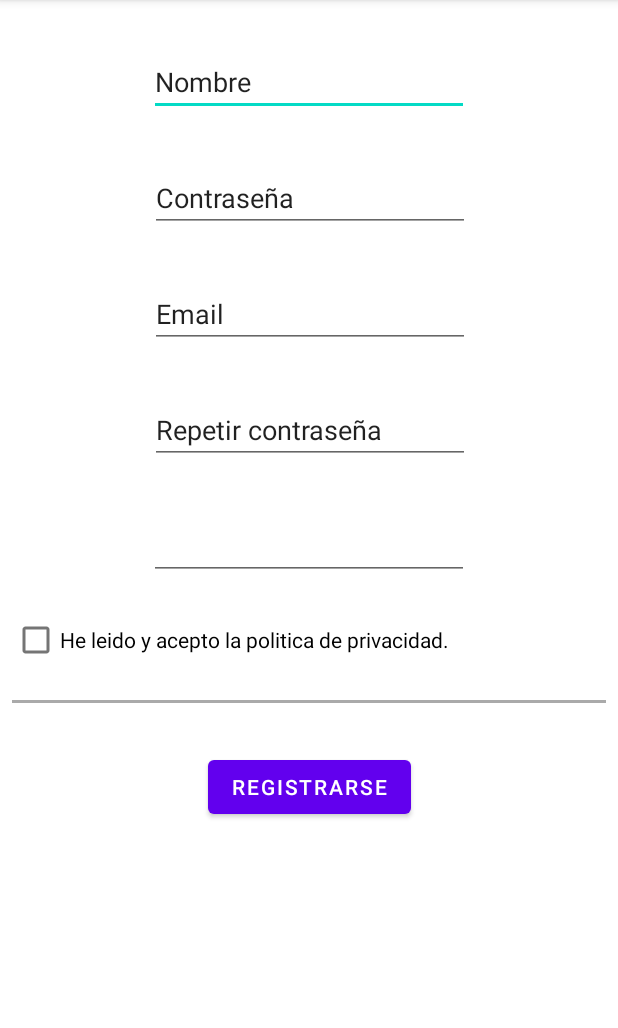
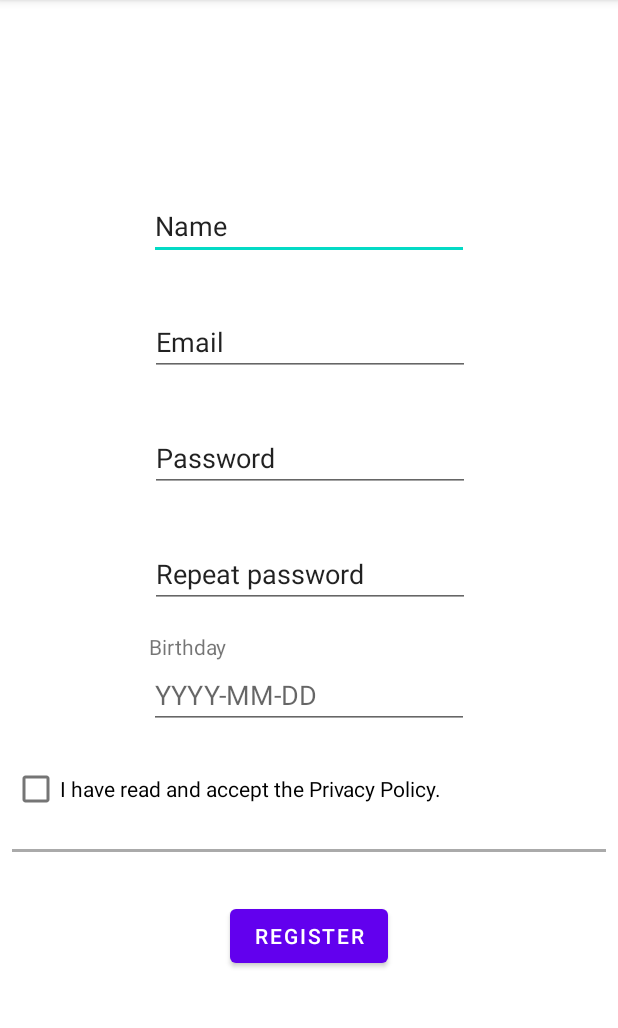
Before and after one commit to anton-gendra/plant-planner, an Android app: the RegisterActivity screen opened directly, with no data from a screen before it, on a phone screen of 412 x 824 dp, the part 84-1112 px from its top. Run offline under Robolectric (Android 15) with nearby library versions, the phone set to English and light mode, and no system bars.

Commit message:
Acabados login y register

```diff
--- a/app/src/main/res/layout/activity_register.xml
+++ b/app/src/main/res/layout/activity_register.xml
@@ -12,7 +12,7 @@
         android:layout_height="wrap_content"
         android:layout_marginStart="8dp"
         android:layout_marginLeft="8dp"
-        android:layout_marginTop="32dp"
+        android:layout_marginTop="128dp"
         android:layout_marginEnd="8dp"
         android:layout_marginRight="8dp"
         android:ems="10"
@@ -33,7 +33,7 @@
         android:layout_marginRight="8dp"
         android:ems="10"
         android:inputType="textEmailAddress"
-        android:text="@string/email_label"
+        android:text="@string/password_label"
         app:layout_constraintEnd_toEndOf="parent"
         app:layout_constraintHorizontal_bias="0.502"
         app:layout_constraintStart_toStartOf="parent"
@@ -50,7 +50,7 @@
         android:layout_marginRight="8dp"
         android:ems="10"
         android:inputType="textPersonName"
-        android:text="@string/password_label"
+        android:text="@string/email_label"
         app:layout_constraintEnd_toEndOf="parent"
         app:layout_constraintHorizontal_bias="0.502"
         app:layout_constraintStart_toStartOf="parent"
@@ -79,15 +79,14 @@
         android:layout_height="wrap_content"
         android:layout_marginStart="8dp"
         android:layout_marginLeft="8dp"
-        android:layout_marginTop="32dp"
         android:layout_marginEnd="8dp"
         android:layout_marginRight="8dp"
         android:ems="10"
+        android:hint="YYYY-MM-DD"
         android:inputType="date"
         app:layout_constraintEnd_toEndOf="parent"
         app:layout_constraintStart_toStartOf="parent"
-        app:layout_constraintTop_toBottomOf="@+id/editTextTextPersonName4"
-        />
+        app:layout_constraintTop_toBottomOf="@+id/textView4" />
 
     <CheckBox
         android:id="@+id/checkBox"
@@ -127,4 +126,13 @@
         app:layout_constraintEnd_toEndOf="parent"
         app:layout_constraintStart_toStartOf="parent"
         app:layout_constraintTop_toBottomOf="@+id/view2" />
+
+    <TextView
+        android:id="@+id/textView4"
+        android:layout_width="wrap_content"
+        android:layout_height="wrap_content"
+        android:layout_marginTop="16dp"
+        android:text="Birthday"
+        app:layout_constraintStart_toStartOf="@+id/editTextDate"
+        app:layout_constraintTop_toBottomOf="@+id/editTextTextPersonName4" />
 </androidx.constraintlayout.widget.ConstraintLayout>
--- a/app/src/main/res/values/strings.xml
+++ b/app/src/main/res/values/strings.xml
@@ -1,14 +1,14 @@
 <resources>
     <string name="app_name">Plant-planner</string>
-    <string name="user_label">Usuario</string>
-    <string name="password_label">Contraseña</string>
-    <string name="log_in_label">Iniciar sesión</string>
-    <string name="email_register_label">Registrarse con Email</string>
-    <string name="twitter_log_in_label">Entrar con Twitter</string>
-    <string name="google_log_in_label">Entrar con Google</string>
-    <string name="name_label">Nombre</string>
+    <string name="user_label">User</string>
+    <string name="password_label">Password</string>
+    <string name="log_in_label">Repeat password</string>
+    <string name="email_register_label">Register with Email</string>
+    <string name="twitter_log_in_label">Login with twitter</string>
+    <string name="google_log_in_label">Login with google</string>
+    <string name="name_label">Name</string>
     <string name="email_label">Email</string>
-    <string name="repeat_password_label">Repetir contraseña</string>
-    <string name="accept_terms_label">He leido y acepto la politica de privacidad.</string>
-    <string name="register_label">Registrarse</string>
+    <string name="repeat_password_label">Repeat password</string>
+    <string name="accept_terms_label">I have read and accept the Privacy Policy.</string>
+    <string name="register_label">Register</string>
 </resources>
```
Also changed, not shown: app/src/main/res/drawable/google__g__logo.xml (added, +18 -0 lines), app/src/main/res/layout/activity_login.xml (+5 -3 lines).
